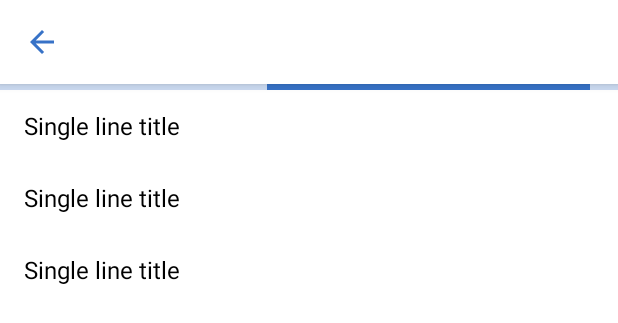
After one commit to MartinBirn/android-schedule, an Android app: the layout fragment_faculties.xml on its own in the app's theme, with its tools: preview values and no code run, on a phone screen of 412 x 824 dp. The commit adds this screen. Shown: the top 323 px of the screen. Run offline under Robolectric (Android 15) with nearby library versions, the phone set to English and light mode, and no system bars.

Commit message:
Faculties screen implementing

```diff
--- a/app/src/main/java/com/grsu/schedule_project/ScheduleApplication.kt
+++ b/app/src/main/java/com/grsu/schedule_project/ScheduleApplication.kt
@@ -21,6 +21,7 @@ class ScheduleApplication : Application() {
                 homeModule,
                 scheduleContainerModule,
                 departmentModule,
+                facultyModule,
                 networkModule,
                 databaseModule,
                 teacherRepositoryModule,
--- a/app/src/main/java/com/grsu/schedule_project/presentation/screen/home/HomeScreens.kt
+++ b/app/src/main/java/com/grsu/schedule_project/presentation/screen/home/HomeScreens.kt
@@ -22,7 +22,8 @@ object HomeScreens {
     fun facultyScreen(departmentId: String?) =
         FragmentScreen { FacultiesFragment.getNewInstance(departmentId) }
 
-    fun courseScreen() = FragmentScreen { CoursesFragment.getNewInstance() }
+    fun courseScreen(departmentId: String?, facultyId: String?) =
+        FragmentScreen { CoursesFragment.getNewInstance(departmentId, facultyId) }
 
     fun groupScreen() = FragmentScreen { GroupsFragment.getNewInstance() }
 
--- a/app/src/main/java/com/grsu/schedule_project/presentation/screen/home/departments/DepartmentsFragment.kt
+++ b/app/src/main/java/com/grsu/schedule_project/presentation/screen/home/departments/DepartmentsFragment.kt
@@ -51,8 +51,8 @@ class DepartmentsFragment : Fragment(R.layout.fragment_departments), BackButtonL
                     .show()
             }
         }
-        departmentsViewModel.departmentItemViewModelList.observe(viewLifecycleOwner) { departmentVoList ->
-            departmentAdapter.submitList(departmentVoList)
+        departmentsViewModel.departmentItemViewModelList.observe(viewLifecycleOwner) { departmentItemViewModelList ->
+            departmentAdapter.submitList(departmentItemViewModelList)
         }
     }
 
--- a/app/src/main/java/com/grsu/schedule_project/presentation/screen/home/departments/DepartmentsViewModel.kt
+++ b/app/src/main/java/com/grsu/schedule_project/presentation/screen/home/departments/DepartmentsViewModel.kt
@@ -15,8 +15,8 @@ import kotlinx.coroutines.Job
 import kotlinx.coroutines.launch
 
 class DepartmentsViewModel(
-    private val departmentRepository: DepartmentRepository,
-    private val router: ScheduleRouter
+    private val router: ScheduleRouter,
+    private val departmentRepository: DepartmentRepository
 ) : ViewModel() {
 
     private var departmentJob: Job? = null
@@ -51,7 +51,7 @@ class DepartmentsViewModel(
                             it.toDepartmentVo(),
                             onDepartmentItemClickListener = object : OnClickListener {
                                 override fun onClick() {
-                                    router.navigateTo(HomeScreens.facultyScreen(it.id))
+                                    router.navigateTo(HomeScreens.facultyScreen(departmentId = it.id))
                                 }
                             })
                     }
--- /dev/null
+++ b/app/src/main/res/drawable/ic_baseline_arrow_back_24.xml
@@ -0,0 +1,11 @@
+<vector xmlns:android="http://schemas.android.com/apk/res/android"
+    android:width="24dp"
+    android:height="24dp"
+    android:viewportWidth="24"
+    android:viewportHeight="24"
+    android:tint="?attr/colorControlNormal"
+    android:autoMirrored="true">
+    <path
+        android:fillColor="@android:color/white"
+        android:pathData="M20,11H7.83l5.59,-5.59L12,4l-8,8 8,8 1.41,-1.41L7.83,13H20v-2z" />
+</vector>
--- /dev/null
+++ b/app/src/main/res/layout/fragment_faculties.xml
@@ -0,0 +1,47 @@
+<?xml version="1.0" encoding="utf-8"?>
+<LinearLayout xmlns:android="http://schemas.android.com/apk/res/android"
+    xmlns:app="http://schemas.android.com/apk/res-auto"
+    xmlns:tools="http://schemas.android.com/tools"
+    android:layout_width="match_parent"
+    android:layout_height="match_parent"
+    android:orientation="vertical">
+
+    <com.google.android.material.appbar.AppBarLayout
+        android:id="@+id/appBarLayout"
+        android:layout_width="match_parent"
+        android:layout_height="wrap_content"
+        app:layout_constraintTop_toTopOf="parent">
+
+        <com.google.android.material.appbar.MaterialToolbar
+            android:id="@+id/toolbar"
+            style="@style/AppToolbarStyle"
+            android:layout_width="match_parent"
+            android:layout_height="wrap_content"
+            app:navigationIcon="@drawable/ic_baseline_arrow_back_24"
+            tools:title="@string/toolbar_faculties_title" />
+    </com.google.android.material.appbar.AppBarLayout>
+
+    <com.google.android.material.progressindicator.LinearProgressIndicator
+        android:id="@+id/progressBar"
+        android:layout_width="match_parent"
+        android:layout_height="wrap_content"
+        android:indeterminate="true" />
+
+    <androidx.coordinatorlayout.widget.CoordinatorLayout
+        android:id="@+id/placeSnackBar"
+        android:layout_width="match_parent"
+        android:layout_height="0dp"
+        android:layout_weight="1">
+
+        <androidx.recyclerview.widget.RecyclerView
+            android:id="@+id/recyclerView"
+            android:layout_width="match_parent"
+            android:layout_height="match_parent"
+            android:clipToPadding="false"
+            android:scrollbars="vertical"
+            app:layoutManager="androidx.recyclerview.widget.LinearLayoutManager"
+            tools:listitem="@layout/list_item_single_line" />
+
+    </androidx.coordinatorlayout.widget.CoordinatorLayout>
+
+</LinearLayout>
```
Also changed, not shown: app/src/main/java/com/grsu/schedule_project/di/FacultiesModule.kt (added, +16 -0 lines), app/src/main/java/com/grsu/schedule_project/presentation/common/listadapters/FacultyAdapter.kt (added, +55 -0 lines), app/src/main/java/com/grsu/schedule_project/presentation/screen/home/faculties/FacultiesFragment.kt (added, +78 -0 lines), app/src/main/java/com/grsu/schedule_project/presentation/screen/home/faculties/FacultiesViewModel.kt (added, +80 -0 lines).
